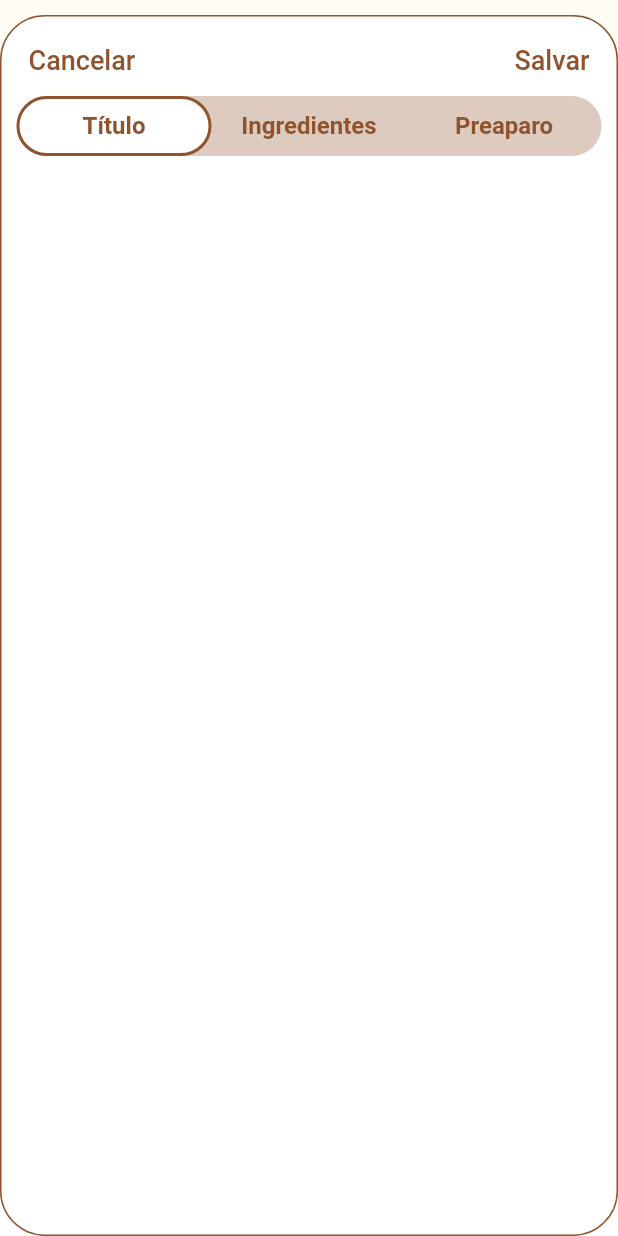
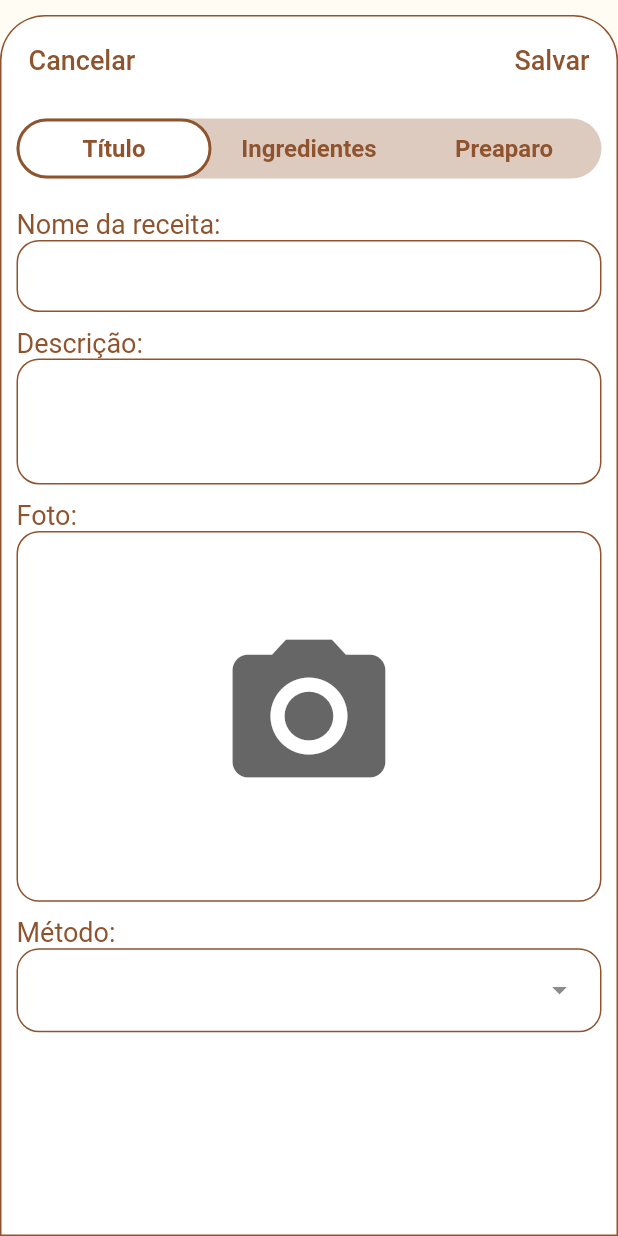
Before and after one commit to HeronWest/thebaristascookbook, a Flutter app: the MainPage screen opened directly, after a tap on the "add" icon, on a phone screen of 412 x 824 dp. Run offline on Flutter 3.47's test engine with Material 2 defaults, Android fonts, the phone set to English and light mode, and no system bars; our stand-ins replace auto_size_text, google_fonts, material_design_icons_flutter; missing offline and left inert: numerus; Roboto replaces fonts that are missing (Content).

Commit message:
mudancas na recipe page

```diff
--- a/lib/src/features/main/view/MainPage.dart
+++ b/lib/src/features/main/view/MainPage.dart
@@ -73,7 +73,7 @@ class MainPage extends StatelessWidget {
                 barrierDismissible: true,
                 opaque: false,
                 pageBuilder: (context, animation, secondaryAnimation) =>
-                    const NewRecipePage(),
+                    NewRecipePage(),
                 transitionsBuilder:
                     (context, animation, secondaryAnimation, child) {
                   const begin = Offset(0.0, 1.0);
--- a/lib/src/features/recipe/view/components/customed_tabbar.dart
+++ b/lib/src/features/recipe/view/components/customed_tabbar.dart
@@ -1,22 +1,17 @@
 import 'package:flutter/material.dart';
 import 'package:google_fonts/google_fonts.dart';
+import 'package:thebaristascookbook/src/features/recipe/view/controllers/new_recipe_page_controller.dart';
 
 class CustomTabBar extends StatefulWidget {
-  const CustomTabBar({super.key});
+  CustomTabBar({super.key, required this.controller});
+
+  NewRecipePageController controller;
 
   @override
   State<CustomTabBar> createState() => _CustomTabBarState();
 }
 
 class _CustomTabBarState extends State<CustomTabBar> {
-  int selected = 0;
-
-  setSelected(int index) {
-    setState(() {
-      selected = index;
-    });
-  }
-
   @override
   Widget build(BuildContext context) {
     return Container(
@@ -24,19 +19,23 @@ class _CustomTabBarState extends State<CustomTabBar> {
           color: Color(0xff8F542E).withOpacity(0.3),
           borderRadius: BorderRadius.circular(30)),
       height: 40,
-      child: Row(
+      child: ValueListenableBuilder(
+        builder: (BuildContext context, value, Widget? child) => Row(
           children: [
             Expanded(
                 child: InkWell(
-            onTap: () => setSelected(0),
+              onTap: () => widget.controller.value = 0,
               child: Container(
                 alignment: Alignment.center,
                 height: 40,
                 decoration: BoxDecoration(
-                color: selected == 0 ? Colors.white : Colors.transparent,
+                  color: widget.controller.value == 0
+                      ? Colors.white
+                      : Colors.transparent,
                   border: Border.all(
-                    color:
-                        selected == 0 ? Color(0xff8F542E) : Colors.transparent,
+                      color: widget.controller.value == 0
+                          ? Color(0xff8F542E)
+                          : Colors.transparent,
                       width: 2),
                   borderRadius: BorderRadius.circular(30),
                 ),
@@ -52,15 +51,18 @@ class _CustomTabBarState extends State<CustomTabBar> {
             )),
             Expanded(
                 child: InkWell(
-            onTap: () => setSelected(1),
+              onTap: () => widget.controller.value = 1,
               child: Container(
                 alignment: Alignment.center,
                 height: 40,
                 decoration: BoxDecoration(
-                color: selected == 1 ? Colors.white : Colors.transparent,
+                  color: widget.controller.value == 1
+                      ? Colors.white
+                      : Colors.transparent,
                   border: Border.all(
-                    color:
-                        selected == 1 ? Color(0xff8F542E) : Colors.transparent,
+                      color: widget.controller.value == 1
+                          ? Color(0xff8F542E)
+                          : Colors.transparent,
                       width: 2),
                   borderRadius: BorderRadius.circular(30),
                 ),
@@ -76,15 +78,18 @@ class _CustomTabBarState extends State<CustomTabBar> {
             )),
             Expanded(
                 child: InkWell(
-            onTap: () => setSelected(2),
+              onTap: () => widget.controller.value = 2,
               child: Container(
                 alignment: Alignment.center,
                 height: 40,
                 decoration: BoxDecoration(
-                color: selected == 2 ? Colors.white : Colors.transparent,
+                  color: widget.controller.value == 2
+                      ? Colors.white
+                      : Colors.transparent,
                   border: Border.all(
-                    color:
-                        selected == 2 ? Color(0xff8F542E) : Colors.transparent,
+                      color: widget.controller.value == 2
+                          ? Color(0xff8F542E)
+                          : Colors.transparent,
                       width: 2),
                   borderRadius: BorderRadius.circular(30),
                 ),
@@ -100,6 +105,8 @@ class _CustomTabBarState extends State<CustomTabBar> {
             )),
           ],
         ),
+        valueListenable: widget.controller,
+      ),
     );
   }
 }
--- /dev/null
+++ b/lib/src/features/recipe/view/components/sub-view/components/textfield.dart
@@ -0,0 +1,30 @@
+import 'package:flutter/material.dart';
+import 'package:google_fonts/google_fonts.dart';
+
+class CustomedTextField extends StatelessWidget {
+  CustomedTextField({super.key, this.maxLines = 1});
+  int maxLines = 1;
+
+  @override
+  Widget build(BuildContext context) {
+    return TextFormField(
+        style: GoogleFonts.content(fontSize: 14),
+        cursorColor: Color(0xff8F542E),
+        maxLines: maxLines,
+        decoration: InputDecoration(
+            contentPadding:
+                const EdgeInsets.symmetric(vertical: 10, horizontal: 16),
+            border: OutlineInputBorder(
+              borderRadius: BorderRadius.circular(15),
+              borderSide: const BorderSide(color: Color(0xff8F542E), width: 1),
+            ),
+            enabledBorder: OutlineInputBorder(
+              borderRadius: BorderRadius.circular(15),
+              borderSide: const BorderSide(color: Color(0xff8F542E), width: 1),
+            ),
+            focusedBorder: OutlineInputBorder(
+              borderRadius: BorderRadius.circular(15),
+              borderSide: const BorderSide(color: Color(0xff8F542E), width: 1),
+            )));
+  }
+}
--- /dev/null
+++ b/lib/src/features/recipe/view/components/sub-view/title_view.dart
@@ -0,0 +1,100 @@
+import 'package:flutter/material.dart';
+import 'package:google_fonts/google_fonts.dart';
+import 'package:thebaristascookbook/src/features/recipe/view/components/sub-view/components/textfield.dart';
+
+class TitleView extends StatelessWidget {
+  const TitleView({super.key});
+
+  @override
+  Widget build(BuildContext context) {
+    List<DropdownMenuEntry> dropdownMenuEntries = [
+      DropdownMenuEntry(value: "Moka", label: "Moka"),
+      DropdownMenuEntry(value: "Espresso", label: "Espresso"),
+    ];
+    var screenSize = MediaQuery.of(context).size;
+    return SingleChildScrollView(
+      child: Padding(
+        padding: const EdgeInsets.only(top: 20.0),
+        child: Column(
+          crossAxisAlignment: CrossAxisAlignment.start,
+          mainAxisAlignment: MainAxisAlignment.start,
+          children: [
+            Text(
+              "Nome da receita:",
+              style:
+                  GoogleFonts.content(fontSize: 18, color: Color(0xff8F542E)),
+              textAlign: TextAlign.start,
+            ),
+            CustomedTextField(),
+            Padding(
+              padding: const EdgeInsets.only(top: 10.0),
+              child: Text(
+                "Descrição:",
+                style:
+                    GoogleFonts.content(fontSize: 18, color: Color(0xff8F542E)),
+                textAlign: TextAlign.start,
+              ),
+            ),
+            CustomedTextField(
+              maxLines: 4,
+            ),
+            Padding(
+              padding: const EdgeInsets.only(top: 10.0),
+              child: Text(
+                "Foto:",
+                style:
+                    GoogleFonts.content(fontSize: 18, color: Color(0xff8F542E)),
+                textAlign: TextAlign.start,
+              ),
+            ),
+            Container(
+              height: screenSize.width * 0.6,
+              width: screenSize.width,
+              decoration: BoxDecoration(
+                  border: Border.all(color: Color(0xff8F542E)),
+                  borderRadius: BorderRadius.circular(15)),
+              child: FractionallySizedBox(
+                widthFactor: 0.5,
+                heightFactor: 0.5,
+                child: FittedBox(
+                  child: Icon(
+                    Icons.camera_alt,
+                    color: Colors.black.withOpacity(0.6),
+                  ),
+                ),
+              ),
+            ),
+            Padding(
+              padding: const EdgeInsets.only(top: 10.0),
+              child: Text(
+                "Método:",
+                style:
+                    GoogleFonts.content(fontSize: 18, color: Color(0xff8F542E)),
+                textAlign: TextAlign.start,
+              ),
+            ),
+            DropdownMenu(
+                width: screenSize.width - 20,
+                dropdownMenuEntries: dropdownMenuEntries,
+                inputDecorationTheme: InputDecorationTheme(
+                    border: OutlineInputBorder(
+                      borderRadius: BorderRadius.circular(15),
+                      borderSide:
+                          const BorderSide(color: Color(0xff8F542E), width: 1),
+                    ),
+                    enabledBorder: OutlineInputBorder(
+                      borderRadius: BorderRadius.circular(15),
+                      borderSide:
+                          const BorderSide(color: Color(0xff8F542E), width: 1),
+                    ),
+                    focusedBorder: OutlineInputBorder(
+                      borderRadius: BorderRadius.circular(15),
+                      borderSide:
+                          const BorderSide(color: Color(0xff8F542E), width: 1),
+                    ))),
+          ],
+        ),
+      ),
+    );
+  }
+}
--- /dev/null
+++ b/lib/src/features/recipe/view/controllers/new_recipe_page_controller.dart
@@ -0,0 +1,9 @@
+import 'package:flutter/material.dart';
+
+class NewRecipePageController extends ValueNotifier<int> {
+  NewRecipePageController() : super(0);
+
+  void setSelected(int index) {
+    value = index;
+  }
+}
--- a/lib/src/features/recipe/view/new_recipe_page.dart
+++ b/lib/src/features/recipe/view/new_recipe_page.dart
@@ -1,9 +1,13 @@
 import 'package:flutter/material.dart';
 import 'package:google_fonts/google_fonts.dart';
 import 'package:thebaristascookbook/src/features/recipe/view/components/customed_tabbar.dart';
+import 'package:thebaristascookbook/src/features/recipe/view/components/sub-view/title_view.dart';
+import 'package:thebaristascookbook/src/features/recipe/view/controllers/new_recipe_page_controller.dart';
 
 class NewRecipePage extends StatelessWidget {
-  const NewRecipePage({super.key});
+  NewRecipePage({super.key});
+
+  NewRecipePageController _controller = NewRecipePageController();
 
   @override
   Widget build(BuildContext context) {
@@ -23,7 +27,9 @@ class NewRecipePage extends StatelessWidget {
             decoration: BoxDecoration(
                 border: Border.all(color: Color(0xff8F542E)),
                 color: Colors.white,
-                borderRadius: BorderRadius.circular(30)),
+                borderRadius: BorderRadius.only(
+                    topLeft: Radius.circular(30),
+                    topRight: Radius.circular(30))),
             child: Padding(
               padding:
                   const EdgeInsets.symmetric(vertical: 5.0, horizontal: 10),
@@ -50,7 +56,27 @@ class NewRecipePage extends StatelessWidget {
                       ),
                     ],
                   ),
-                  CustomTabBar()
+                  Padding(
+                    padding: const EdgeInsets.only(top: 15.0),
+                    child: CustomTabBar(controller: _controller),
+                  ),
+                  ValueListenableBuilder(
+                    valueListenable: _controller,
+                    builder: (context, value, child) {
+                      switch (value) {
+                        case (0):
+                          return Expanded(
+                              child: SizedBox(
+                                  width: screenSize.width, child: TitleView()));
+                        case (1):
+                          return Text('Ingredientes');
+                        case (2):
+                          return Text('Modo de Preparo');
+                        default:
+                          return Text('Erro');
+                      }
+                    },
+                  ),
                 ],
               ),
             ),
--- /dev/null
+++ b/lib/src/models/user.dart
@@ -0,0 +1,9 @@
+class UserModel {
+  String id;
+  String name;
+  String email;
+  String phone;
+  String token;
+
+
+}
```
Also changed, not shown: pubspec.lock. Lines whose indentation alone changed are shown as unchanged.
